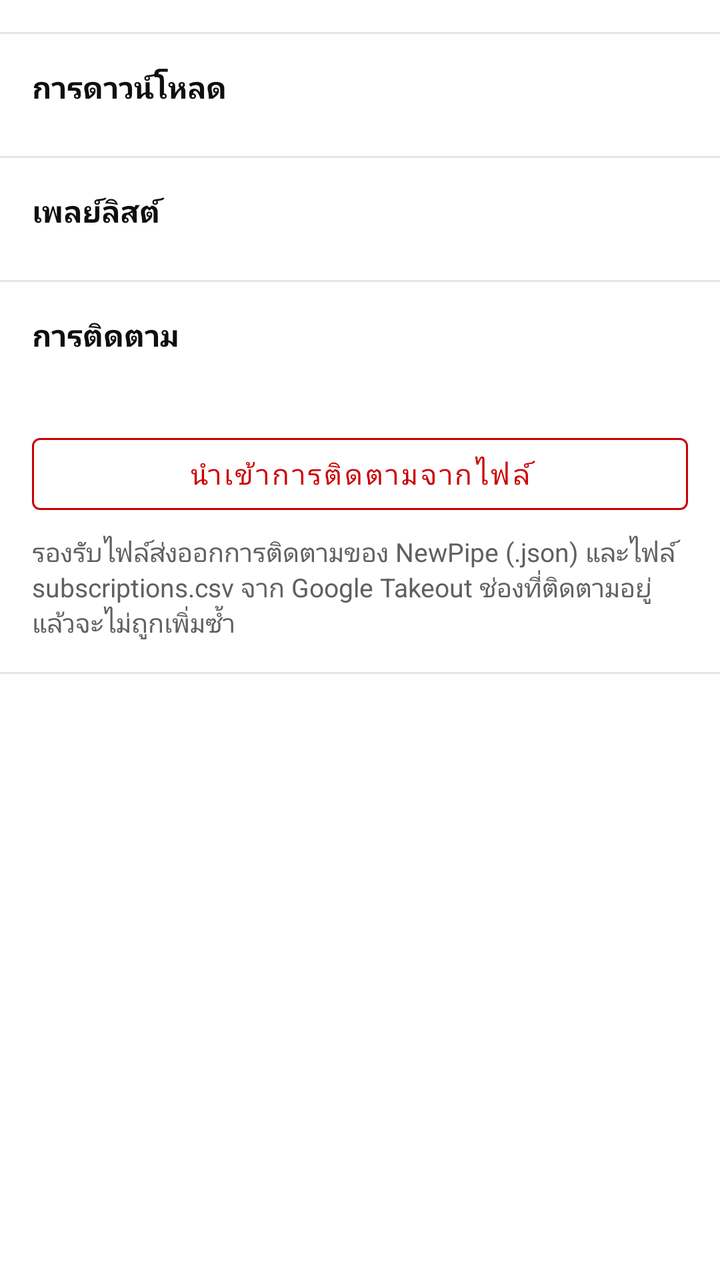
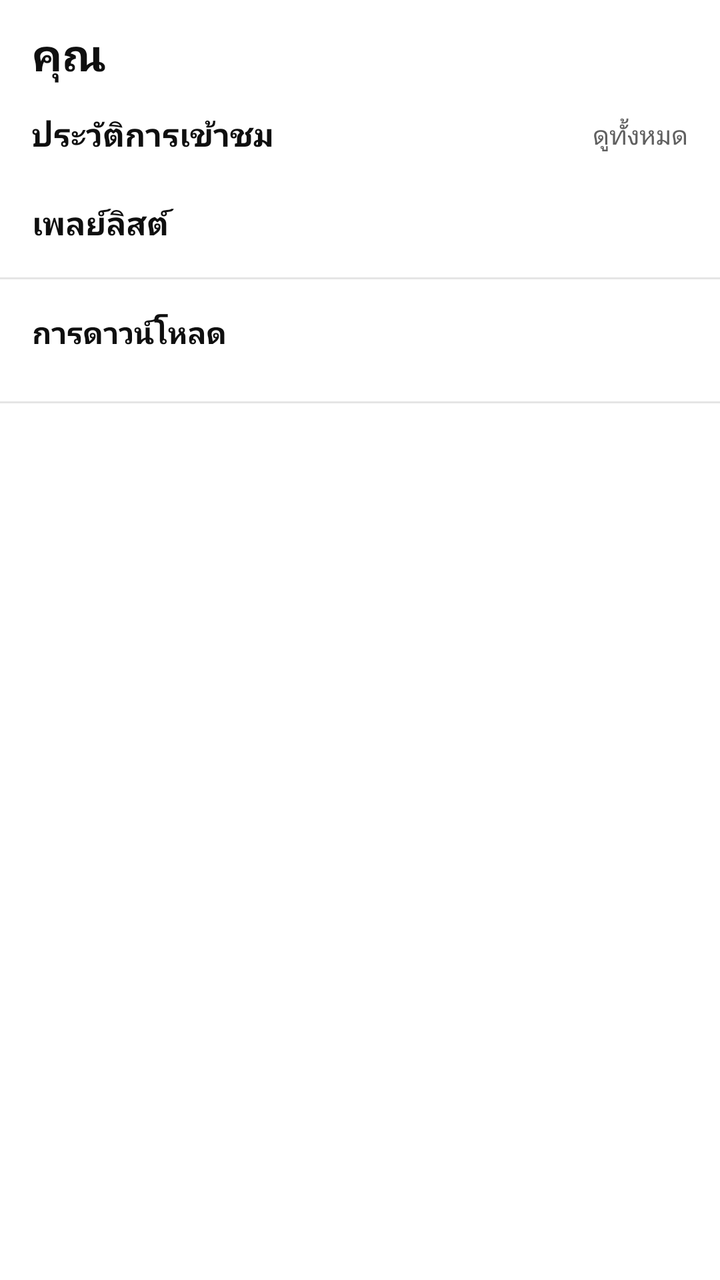

Two renders of the same Android screen: before a commit and after it. Below are the layout's source before the change and the commit's diff.
<!-- AndroidManifest.xml: application theme Theme.YTClassic -->
<!-- res/layout/fragment_library.xml -->
<ScrollView xmlns:android="http://schemas.android.com/apk/res/android" xmlns:app="http://schemas.android.com/apk/res-auto" android:layout_width="match_parent" android:layout_height="match_parent">
  <LinearLayout android:layout_width="match_parent" android:layout_height="wrap_content" android:orientation="vertical" android:paddingTop="8dp" android:paddingBottom="16dp">
    <LinearLayout android:id="@+id/topRows" android:layout_width="match_parent" android:layout_height="wrap_content" android:orientation="vertical"/>
    <LinearLayout android:id="@+id/downloadsBox" android:layout_width="match_parent" android:layout_height="wrap_content" android:orientation="vertical">
      <View android:layout_width="match_parent" android:layout_height="1dp" android:layout_marginTop="8dp" android:background="@color/divider"/>
      <TextView android:id="@+id/downloadsTitle" android:layout_width="match_parent" android:layout_height="wrap_content" android:padding="16dp" android:text="การดาวน์โหลด" android:textColor="@color/text1" android:textSize="15sp" android:textStyle="bold"/>
      <LinearLayout android:id="@+id/downloads" android:layout_width="match_parent" android:layout_height="wrap_content" android:orientation="vertical"/>
    </LinearLayout>
    <View android:layout_width="match_parent" android:layout_height="1dp" android:layout_marginTop="8dp" android:background="@color/divider"/>
    <TextView android:layout_width="match_parent" android:layout_height="wrap_content" android:padding="16dp" android:text="เพลย์ลิสต์" android:textColor="@color/text1" android:textSize="15sp" android:textStyle="bold"/>
    <LinearLayout android:id="@+id/playlists" android:layout_width="match_parent" android:layout_height="wrap_content" android:orientation="vertical"/>
    <View android:layout_width="match_parent" android:layout_height="1dp" android:layout_marginTop="8dp" android:background="@color/divider"/>
    <LinearLayout android:layout_width="match_parent" android:layout_height="wrap_content" android:orientation="vertical" android:padding="16dp">
      <TextView android:layout_width="match_parent" android:layout_height="wrap_content" android:text="การติดตาม" android:textColor="@color/text1" android:textSize="15sp" android:textStyle="bold"/>
      <TextView android:id="@+id/subsCount" android:layout_width="match_parent" android:layout_height="wrap_content" android:layout_marginTop="4dp" android:textColor="@color/text2" android:textSize="14sp"/>
      <com.google.android.material.button.MaterialButton android:id="@+id/btnImport" style="@style/Widget.MaterialComponents.Button.OutlinedButton"
          android:layout_width="match_parent" android:layout_height="wrap_content" android:layout_marginTop="12dp" android:text="นำเข้าการติดตามจากไฟล์"
          android:textColor="#CC0000" app:strokeColor="#CC0000"/>
      <TextView android:layout_width="match_parent" android:layout_height="wrap_content" android:layout_marginTop="6dp" android:textColor="@color/text2" android:textSize="13sp"
          android:text="รองรับไฟล์ส่งออกการติดตามของ NewPipe (.json) และไฟล์ subscriptions.csv จาก Google Takeout ช่องที่ติดตามอยู่แล้วจะไม่ถูกเพิ่มซ้ำ"/>
    </LinearLayout>
    <View android:layout_width="match_parent" android:layout_height="1dp" android:background="@color/divider"/>
    <LinearLayout android:id="@+id/bottomRows" android:layout_width="match_parent" android:layout_height="wrap_content" android:orientation="vertical"/>
  </LinearLayout>
</ScrollView>
<!-- resources referenced by this layout -->
<resources>
  <color name="divider">#E5E5E5</color>
  <color name="text1">#0F0F0F</color>
  <color name="text2">#606060</color>
  <style name="Theme.YTClassic" parent="Theme.MaterialComponents.DayNight.NoActionBar">
      <item name="colorPrimary">@color/bg</item>
      <item name="colorPrimaryVariant">@color/placeholder</item>
      <item name="colorOnPrimary">@color/text1</item>
      <item name="colorSecondary">#FF0000</item>
      <item name="colorAccent">#FF0000</item>
      <item name="colorControlNormal">@color/icon</item>
      <item name="android:statusBarColor">@android:color/transparent</item>
      <item name="android:windowLightStatusBar">true</item>
      <item name="android:navigationBarColor">@android:color/transparent</item>
      <item name="android:windowBackground">@color/bg</item>
      <item name="android:textColorPrimary">@color/text1</item>
      <item name="android:textColorSecondary">@color/text2</item>
      <item name="colorSurface">@color/surface</item>
      <item name="colorOnSurface">@color/text1</item>
      
      <item name="android:windowAnimationStyle">@style/NoActivityAnimation</item>
    </style>
  <color name="bg">#FFFFFF</color>
  <color name="placeholder">#E0E0E0</color>
  <color name="icon">#606060</color>
  <color name="surface">#FFFFFF</color>
  <style name="NoActivityAnimation" parent="@android:style/Animation.Activity">
      <item name="android:activityOpenEnterAnimation">@anim/no_anim</item>
      <item name="android:activityOpenExitAnimation">@anim/no_anim</item>
      <item name="android:activityCloseEnterAnimation">@anim/no_anim</item>
      <item name="android:activityCloseExitAnimation">@anim/no_anim</item>
      <item name="android:taskOpenEnterAnimation">@anim/no_anim</item>
      <item name="android:taskOpenExitAnimation">@anim/no_anim</item>
      <item name="android:taskCloseEnterAnimation">@anim/no_anim</item>
      <item name="android:taskCloseExitAnimation">@anim/no_anim</item>
    </style>
</resources>

<!-- the commit's change to res/layout/fragment_library.xml (unified diff, before → after) -->
@@ -1,25 +1,36 @@
-<ScrollView xmlns:android="http://schemas.android.com/apk/res/android" xmlns:app="http://schemas.android.com/apk/res-auto" android:layout_width="match_parent" android:layout_height="match_parent">
-  <LinearLayout android:layout_width="match_parent" android:layout_height="wrap_content" android:orientation="vertical" android:paddingTop="8dp" android:paddingBottom="16dp">
-    <LinearLayout android:id="@+id/topRows" android:layout_width="match_parent" android:layout_height="wrap_content" android:orientation="vertical"/>
+<ScrollView xmlns:android="http://schemas.android.com/apk/res/android" xmlns:app="http://schemas.android.com/apk/res-auto"
+    android:id="@+id/youScroll" android:layout_width="match_parent" android:layout_height="match_parent">
+  <LinearLayout android:layout_width="match_parent" android:layout_height="wrap_content" android:orientation="vertical" android:paddingBottom="16dp">
+    <TextView android:layout_width="match_parent" android:layout_height="wrap_content" android:paddingStart="16dp" android:paddingEnd="16dp"
+        android:paddingTop="12dp" android:paddingBottom="8dp" android:text="คุณ" android:textColor="@color/text1" android:textSize="22sp" android:textStyle="bold"/>
+
+    <LinearLayout android:layout_width="match_parent" android:layout_height="wrap_content" android:orientation="horizontal" android:gravity="center_vertical"
+        android:paddingStart="16dp" android:paddingEnd="8dp">
+      <TextView android:layout_width="0dp" android:layout_weight="1" android:layout_height="wrap_content"
+          android:text="ประวัติการเข้าชม" android:textColor="@color/text1" android:textSize="16sp" android:textStyle="bold"/>
+      <TextView android:id="@+id/historyAll" android:layout_width="wrap_content" android:layout_height="wrap_content"
+          android:padding="8dp" android:text="ดูทั้งหมด" android:textColor="@color/text2" android:textSize="13sp"
+          android:background="?attr/selectableItemBackground"/>
+    </LinearLayout>
+    <androidx.recyclerview.widget.RecyclerView android:id="@+id/historyRow" android:layout_width="match_parent" android:layout_height="wrap_content"
+        android:paddingStart="8dp" android:paddingEnd="8dp" android:clipToPadding="false"/>
+    <TextView android:id="@+id/historyEmpty" android:layout_width="match_parent" android:layout_height="wrap_content"
+        android:paddingStart="16dp" android:paddingEnd="16dp" android:paddingBottom="8dp" android:text="ยังไม่มีวิดีโอที่ดู"
+        android:textColor="@color/text2" android:textSize="13sp" android:visibility="gone"/>
+
+    <TextView android:layout_width="match_parent" android:layout_height="wrap_content" android:paddingStart="16dp" android:paddingEnd="16dp"
+        android:paddingTop="16dp" android:paddingBottom="4dp" android:text="เพลย์ลิสต์" android:textColor="@color/text1" android:textSize="16sp" android:textStyle="bold"/>
+    <androidx.recyclerview.widget.RecyclerView android:id="@+id/playlistRow" android:layout_width="match_parent" android:layout_height="wrap_content"
+        android:paddingStart="8dp" android:paddingEnd="8dp" android:clipToPadding="false"/>
+
     <LinearLayout android:id="@+id/downloadsBox" android:layout_width="match_parent" android:layout_height="wrap_content" android:orientation="vertical">
-      <View android:layout_width="match_parent" android:layout_height="1dp" android:layout_marginTop="8dp" android:background="@color/divider"/>
-      <TextView android:id="@+id/downloadsTitle" android:layout_width="match_parent" android:layout_height="wrap_content" android:padding="16dp" android:text="การดาวน์โหลด" android:textColor="@color/text1" android:textSize="15sp" android:textStyle="bold"/>
+      <View android:layout_width="match_parent" android:layout_height="1dp" android:layout_marginTop="12dp" android:background="@color/divider"/>
+      <TextView android:id="@+id/downloadsTitle" android:layout_width="match_parent" android:layout_height="wrap_content" android:padding="16dp"
+          android:text="การดาวน์โหลด" android:textColor="@color/text1" android:textSize="15sp" android:textStyle="bold"/>
       <LinearLayout android:id="@+id/downloads" android:layout_width="match_parent" android:layout_height="wrap_content" android:orientation="vertical"/>
     </LinearLayout>
+
     <View android:layout_width="match_parent" android:layout_height="1dp" android:layout_marginTop="8dp" android:background="@color/divider"/>
-    <TextView android:layout_width="match_parent" android:layout_height="wrap_content" android:padding="16dp" android:text="เพลย์ลิสต์" android:textColor="@color/text1" android:textSize="15sp" android:textStyle="bold"/>
-    <LinearLayout android:id="@+id/playlists" android:layout_width="match_parent" android:layout_height="wrap_content" android:orientation="vertical"/>
-    <View android:layout_width="match_parent" android:layout_height="1dp" android:layout_marginTop="8dp" android:background="@color/divider"/>
-    <LinearLayout android:layout_width="match_parent" android:layout_height="wrap_content" android:orientation="vertical" android:padding="16dp">
-      <TextView android:layout_width="match_parent" android:layout_height="wrap_content" android:text="การติดตาม" android:textColor="@color/text1" android:textSize="15sp" android:textStyle="bold"/>
-      <TextView android:id="@+id/subsCount" android:layout_width="match_parent" android:layout_height="wrap_content" android:layout_marginTop="4dp" android:textColor="@color/text2" android:textSize="14sp"/>
-      <com.google.android.material.button.MaterialButton android:id="@+id/btnImport" style="@style/Widget.MaterialComponents.Button.OutlinedButton"
-          android:layout_width="match_parent" android:layout_height="wrap_content" android:layout_marginTop="12dp" android:text="นำเข้าการติดตามจากไฟล์"
-          android:textColor="#CC0000" app:strokeColor="#CC0000"/>
-      <TextView android:layout_width="match_parent" android:layout_height="wrap_content" android:layout_marginTop="6dp" android:textColor="@color/text2" android:textSize="13sp"
-          android:text="รองรับไฟล์ส่งออกการติดตามของ NewPipe (.json) และไฟล์ subscriptions.csv จาก Google Takeout ช่องที่ติดตามอยู่แล้วจะไม่ถูกเพิ่มซ้ำ"/>
-    </LinearLayout>
-    <View android:layout_width="match_parent" android:layout_height="1dp" android:background="@color/divider"/>
-    <LinearLayout android:id="@+id/bottomRows" android:layout_width="match_parent" android:layout_height="wrap_content" android:orientation="vertical"/>
+    <LinearLayout android:id="@+id/menuRows" android:layout_width="match_parent" android:layout_height="wrap_content" android:orientation="vertical"/>
   </LinearLayout>
 </ScrollView>
